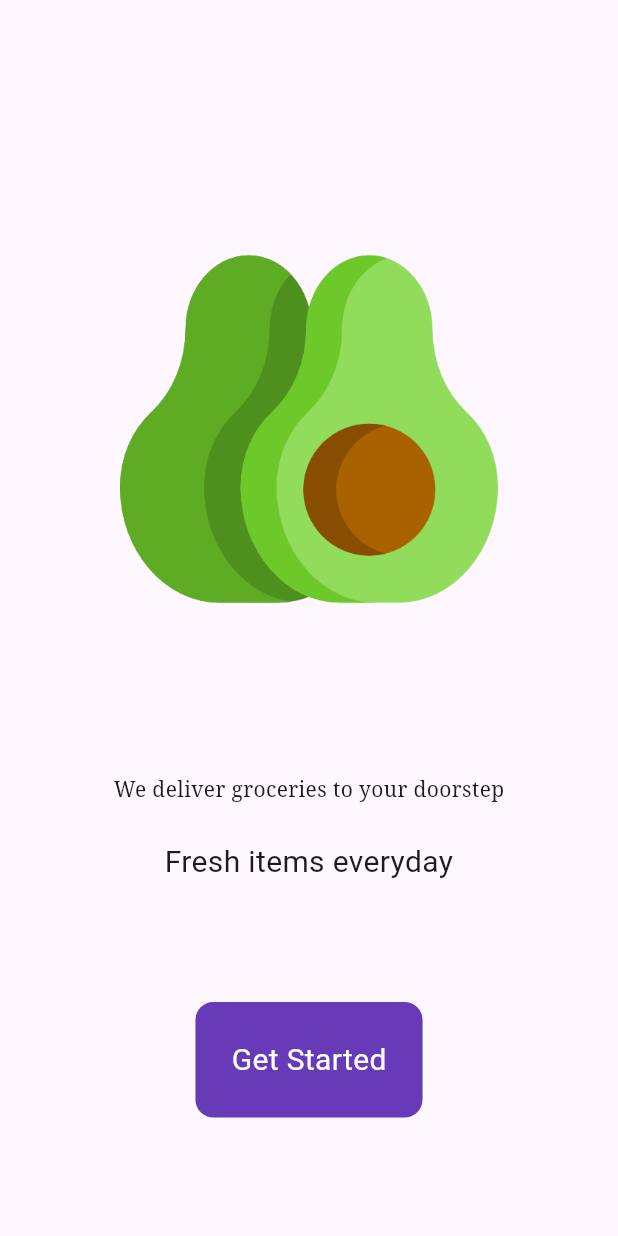
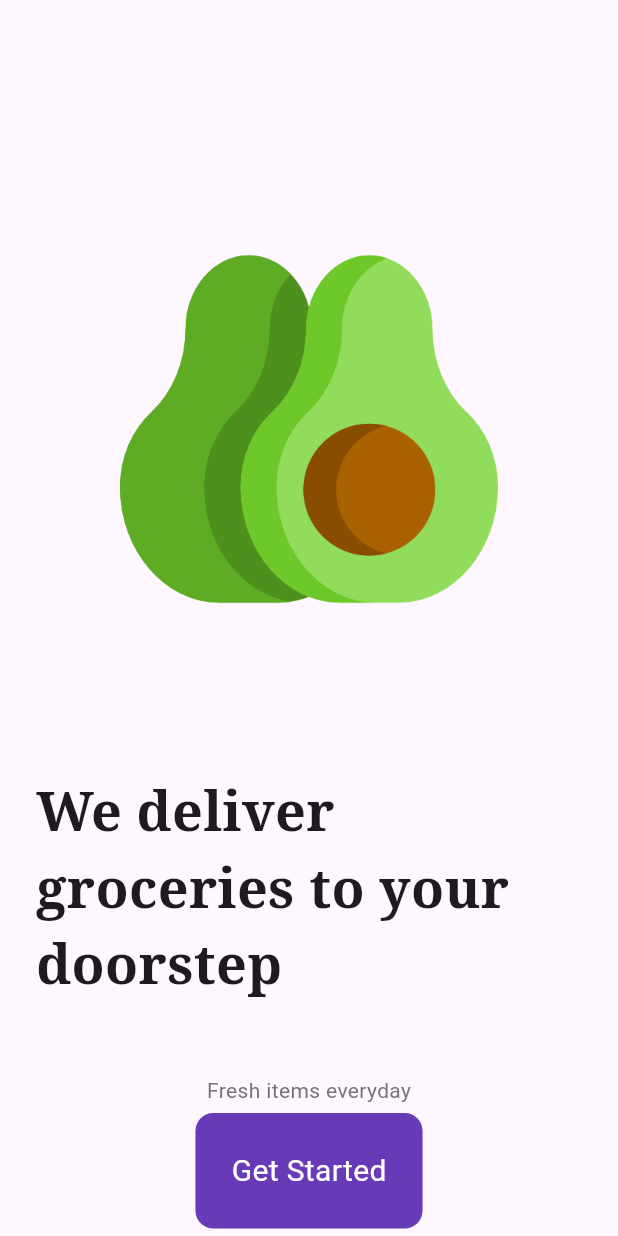
Before and after one commit to OnaliyVinukiy/GroceryApp, a Flutter app: the screen it shows after launch, on a phone screen of 412 x 824 dp. Run offline on Flutter 3.47's test engine with Material 3 defaults, Android fonts, the phone set to English and light mode, and no system bars; our stand-ins replace google_fonts.

Commit message:
intro page get started button

```diff
--- a/grocery_app/lib/pages/intro_page.dart
+++ b/grocery_app/lib/pages/intro_page.dart
@@ -1,4 +1,5 @@
 import 'package:flutter/material.dart';
+import 'package:flutter/widgets.dart';
 import 'package:google_fonts/google_fonts.dart';
 
 class IntroPage extends StatelessWidget {
@@ -18,21 +19,30 @@ class IntroPage extends StatelessWidget {
           //we deliver groceries to doorstep
           Padding(
             padding: const EdgeInsets.all(24.0),
-            child: Text("We deliver groceries to your doorstep", style: GoogleFonts.notoSerif()),
+            child: Text("We deliver groceries to your doorstep", style: GoogleFonts.notoSerif(
+              fontSize: 36,
+              fontWeight: FontWeight.bold,
+            )),
           ),
 
+          const SizedBox(height:24),
           //fresh items everyday
-          Text("Fresh items everyday", style: TextStyle(fontSize: 20), textAlign: TextAlign.center,),
+          Text("Fresh items everyday", style: TextStyle(color: Colors.grey[600])),
 
           const Spacer(),
           //get started button
-          Container(
-            decoration: BoxDecoration(
-              color: Colors.deepPurple,
-              borderRadius: BorderRadius.circular(12),
+          GestureDetector(
+            onTap: () => Navigator.pushReplacement(context, MaterialPageRoute(builder: (context){
+              return HomePage();
+            },)),
+            child: Container(
+              decoration: BoxDecoration(
+                color: Colors.deepPurple,
+                borderRadius: BorderRadius.circular(12),
+              ),
+              padding: const EdgeInsets.all(24),
+              child: const Text("Get Started", style: TextStyle(color: Colors.white, fontSize: 20),),
             ),
-            padding: const EdgeInsets.all(24),
-            child: Text("Get Started", style: TextStyle(color: Colors.white, fontSize: 20),),
           ),
         const Spacer(),
         ],)
```
